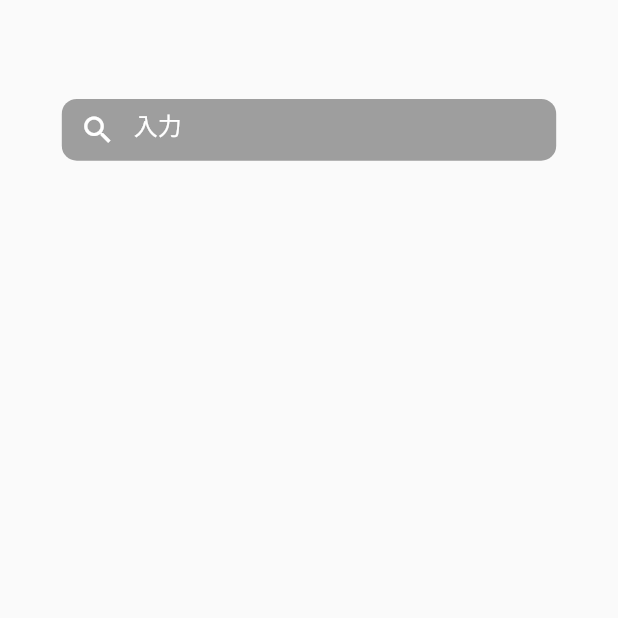
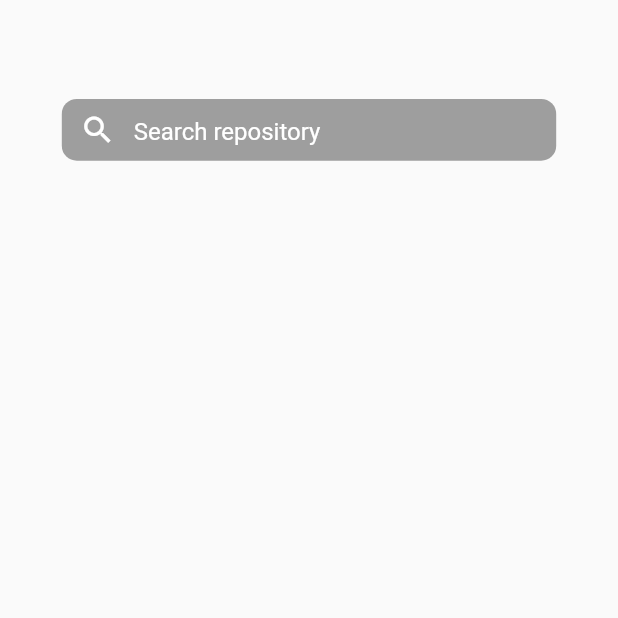
Before and after one commit to naruogram/flutter_engineer_codecheck, a Flutter app: the screen it shows after launch, on a phone screen of 412 x 824 dp, the top half of it. Run offline on Flutter 3.47's test engine with Material 2 defaults, Android fonts, the phone set to English and light mode, and no system bars; our stand-ins replace freezed_annotation, hooks_riverpod, url_launcher_web; generated files the repository leaves out were written again.

Commit message:
多言語対応
l10nを使い、多言語対応

```diff
--- /dev/null
+++ b/l10n.yaml
@@ -0,0 +1,6 @@
+arb-dir: lib/l10n
+template-arb-file: app_en.arb
+output-localization-file: l10n.dart
+output-class: L10n
+synthetic-package: false
+preferred-supported-locales: ja
--- a/lib/common/color.dart
+++ b/lib/common/color.dart
@@ -1,4 +1,4 @@
 import 'package:flutter/material.dart';
 
+const kPrimaryColor = Color(0xFFF8F8F8);
 const kPrimaryColorDark = Color(0xFF212121);
-const kPrimaryColor = Color(0xFFF8F8F8);
--- /dev/null
+++ b/lib/l10n/app_en.arb
@@ -0,0 +1,4 @@
+{
+    "@@locale": "en",
+    "searchRepository": "Search repository"
+}
--- /dev/null
+++ b/lib/l10n/app_ja.arb
@@ -0,0 +1,4 @@
+{
+    "@@locale": "ja",
+    "searchRepository": "リポジトリを検索"
+}
--- a/lib/main.dart
+++ b/lib/main.dart
@@ -1,6 +1,8 @@
 import 'package:flutter/material.dart';
+import 'package:flutter_engineer_codecheck/l10n/l10n.dart';
 import 'package:flutter_engineer_codecheck/presentaion/pages/search/search_detail_page.dart';
 import 'package:flutter_engineer_codecheck/presentaion/pages/search/search_page.dart';
+import 'package:flutter_localizations/flutter_localizations.dart';
 import 'package:hooks_riverpod/hooks_riverpod.dart';
 
 void main() async {
@@ -14,6 +16,17 @@ class MyApp extends StatelessWidget {
   Widget build(BuildContext context) {
     return MaterialApp(
       debugShowCheckedModeBanner: false,
+      localizationsDelegates: L10n.localizationsDelegates,
+      supportedLocales: L10n.supportedLocales,
+      localeResolutionCallback: (locale, supportedLocales) {
+        if (locale != null) {
+          final _locale = Locale(locale.languageCode);
+          if (supportedLocales.contains(_locale)) {
+            return _locale;
+          }
+        }
+        return supportedLocales.first;
+      },
       home: const SearchPage(),
       theme: ThemeData.light(),
       darkTheme: ThemeData.dark(),
--- a/lib/presentaion/pages/search/search_page.dart
+++ b/lib/presentaion/pages/search/search_page.dart
@@ -1,4 +1,5 @@
 import 'package:flutter/material.dart';
+import 'package:flutter_engineer_codecheck/l10n/l10n.dart';
 import 'package:flutter_engineer_codecheck/presentaion/pages/search/search_detail_page.dart';
 import 'package:flutter_engineer_codecheck/presentaion/widgets/card/github_list_tile_card.dart';
 import 'package:flutter_engineer_codecheck/presentaion/widgets/search_bar/search_bar.dart';
@@ -14,6 +15,7 @@ class SearchPage extends ConsumerWidget {
     final notifier = ref.read(githubRepositoryNotifierProvider.notifier);
     //多様な画面のサイズに対応するために比率で描画するために最初に画面のサイズを定義する
     final size = MediaQuery.of(context).size;
+    final l10n = L10n.of(context)!;
     return Scaffold(
       body: GestureDetector(
         onTap: () => FocusScope.of(context).unfocus(),
@@ -23,7 +25,7 @@ class SearchPage extends ConsumerWidget {
             child: Column(
               children: [
                 SearchBar(
-                  hintText: '入力',
+                  hintText: l10n.searchRepository,
                   controller: notifier.searchController,
                   onFieldSubmitted: (String value) {
                     notifier.searchRepository(searchWord: value);
--- a/pubspec.yaml
+++ b/pubspec.yaml
@@ -12,6 +12,9 @@ environment:
 dependencies:
   flutter:
     sdk: flutter
+  flutter_localizations:
+    sdk: flutter
+  intl: "^0.17.0"
 
   hooks_riverpod:
   flutter_hooks:
@@ -32,7 +35,7 @@ dev_dependencies:
 
 
 flutter:
-
+  generate: true
   uses-material-design: true
   assets:
     - assets/images/
```
Also changed, not shown: 3 other files.
